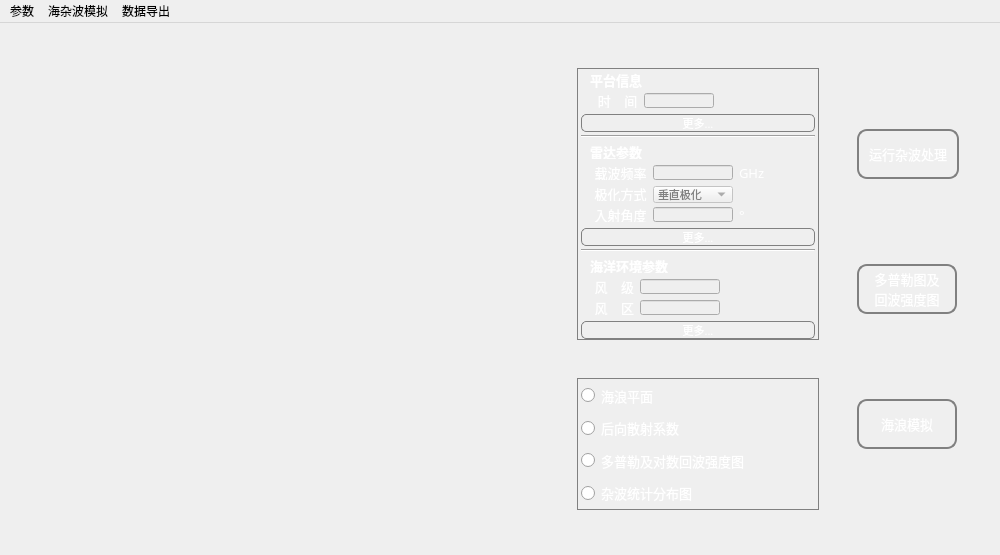
Qt form MainWindow.ui (cedricxs/RadarSimulator) before a commit.
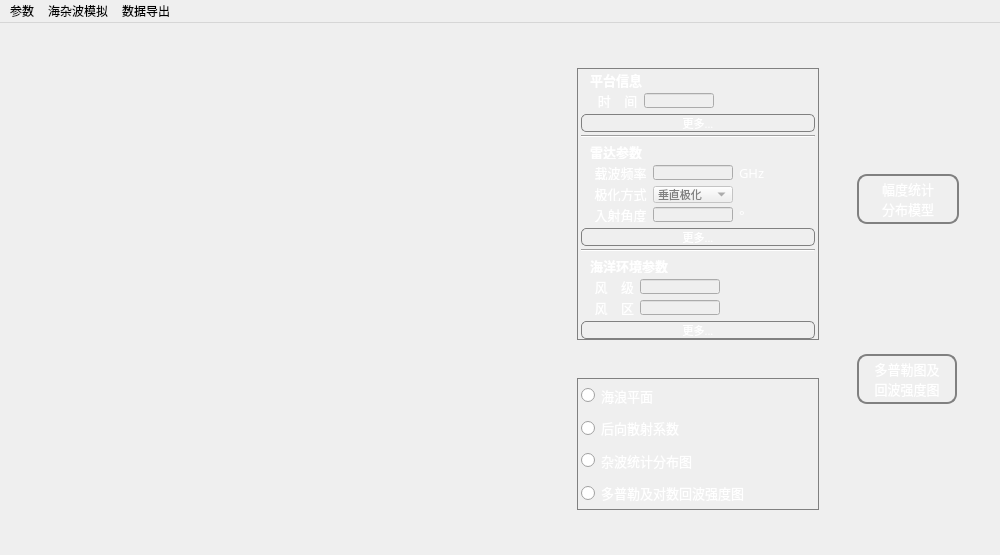
The same form after that commit. The open tabs and pages were chosen to show the change. Icons and pictures are not drawn.

Diff of the .ui file:
```diff
--- a/MainWindow.ui
+++ b/MainWindow.ui
@@ -178,11 +178,23 @@
           </layout>
          </widget>
          <widget class="QWidget" name="page_6">
-          <layout class="QHBoxLayout" name="horizontalLayout_11">
-           <item>
-            <layout class="QHBoxLayout" name="horizontalLayout_5">
-             <item>
               <layout class="QVBoxLayout" name="verticalLayout_4">
+           <item>
+            <widget class="QWidget" name="widget_4" native="true">
+             <property name="sizePolicy">
+              <sizepolicy hsizetype="Expanding" vsizetype="Expanding">
+               <horstretch>0</horstretch>
+               <verstretch>0</verstretch>
+              </sizepolicy>
+             </property>
+             <property name="minimumSize">
+              <size>
+               <width>220</width>
+               <height>0</height>
+              </size>
+             </property>
+            </widget>
+           </item>
                <item>
                 <widget class="QWidget" name="widget_6" native="true">
                  <property name="sizePolicy">
@@ -228,33 +240,6 @@
                 </widget>
                </item>
               </layout>
-             </item>
-             <item>
-              <layout class="QHBoxLayout" name="horizontalLayout_6">
-               <property name="spacing">
-                <number>6</number>
-               </property>
-               <item>
-                <widget class="QWidget" name="widget_4" native="true">
-                 <property name="sizePolicy">
-                  <sizepolicy hsizetype="Expanding" vsizetype="Expanding">
-                   <horstretch>0</horstretch>
-                   <verstretch>0</verstretch>
-                  </sizepolicy>
-                 </property>
-                 <property name="minimumSize">
-                  <size>
-                   <width>220</width>
-                   <height>0</height>
-                  </size>
-                 </property>
-                </widget>
-               </item>
-              </layout>
-             </item>
-            </layout>
-           </item>
-          </layout>
          </widget>
          <widget class="QWidget" name="page_7">
           <layout class="QHBoxLayout" name="horizontalLayout_12">
@@ -1169,29 +1154,6 @@
                   </property>
                  </widget>
                 </item>
-                <item>
-                 <widget class="QRadioButton" name="radioButton_11">
-                  <property name="sizePolicy">
-                   <sizepolicy hsizetype="Expanding" vsizetype="Expanding">
-                    <horstretch>0</horstretch>
-                    <verstretch>0</verstretch>
-                   </sizepolicy>
-                  </property>
-                  <property name="font">
-                   <font>
-                    <family>黑体</family>
-                    <pointsize>10</pointsize>
-                   </font>
-                  </property>
-                  <property name="styleSheet">
-                   <string notr="true">
-QRadioButton#radioButton_11{color:white}</string>
-                  </property>
-                  <property name="text">
-                   <string>多普勒及对数回波强度图</string>
-                  </property>
-                 </widget>
-                </item>
                 <item>
                  <widget class="QRadioButton" name="radioButton_7">
                   <property name="sizePolicy">
@@ -1215,6 +1177,29 @@
                   </property>
                  </widget>
                 </item>
+                <item>
+                 <widget class="QRadioButton" name="radioButton_11">
+                  <property name="sizePolicy">
+                   <sizepolicy hsizetype="Expanding" vsizetype="Expanding">
+                    <horstretch>0</horstretch>
+                    <verstretch>0</verstretch>
+                   </sizepolicy>
+                  </property>
+                  <property name="font">
+                   <font>
+                    <family>黑体</family>
+                    <pointsize>10</pointsize>
+                   </font>
+                  </property>
+                  <property name="styleSheet">
+                   <string notr="true">
+QRadioButton#radioButton_11{color:white}</string>
+                  </property>
+                  <property name="text">
+                   <string>多普勒及对数回波强度图</string>
+                  </property>
+                 </widget>
+                </item>
                </layout>
               </widget>
              </item>
@@ -1268,7 +1253,8 @@
              <string notr="true">QPushButton#pushButton{border:2px solid gray;border-radius: 10px;color:white; }</string>
             </property>
             <property name="text">
-             <string>运行杂波处理</string>
+             <string>幅度统计
+分布模型</string>
             </property>
            </widget>
           </item>
@@ -1301,34 +1287,6 @@
             </property>
            </widget>
           </item>
-          <item>
-           <widget class="QPushButton" name="pushButton_2">
-            <property name="sizePolicy">
-             <sizepolicy hsizetype="Expanding" vsizetype="Expanding">
-              <horstretch>0</horstretch>
-              <verstretch>0</verstretch>
-             </sizepolicy>
-            </property>
-            <property name="maximumSize">
-             <size>
-              <width>100</width>
-              <height>50</height>
-             </size>
-            </property>
-            <property name="font">
-             <font>
-              <family>黑体</family>
-              <pointsize>10</pointsize>
-             </font>
-            </property>
-            <property name="styleSheet">
-             <string notr="true">QPushButton#pushButton_2 {border:2px solid gray;border-radius: 10px;color:white;}</string>
-            </property>
-            <property name="text">
-             <string>海浪模拟</string>
-            </property>
-           </widget>
-          </item>
          </layout>
         </widget>
        </item>
```
Left out of the diff: 2 changed lines with no effect on the pictures. Lines whose indentation alone changed are shown as unchanged.
